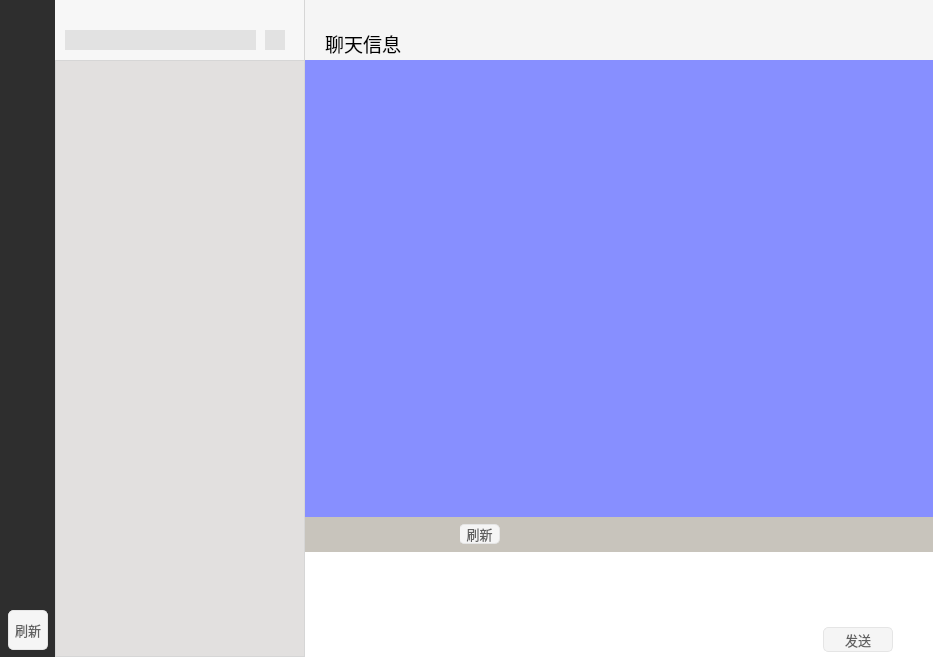
This is Client/client.ui in flyjay123/OurChat as Qt 5 draws it before an edit. The edited form follows.
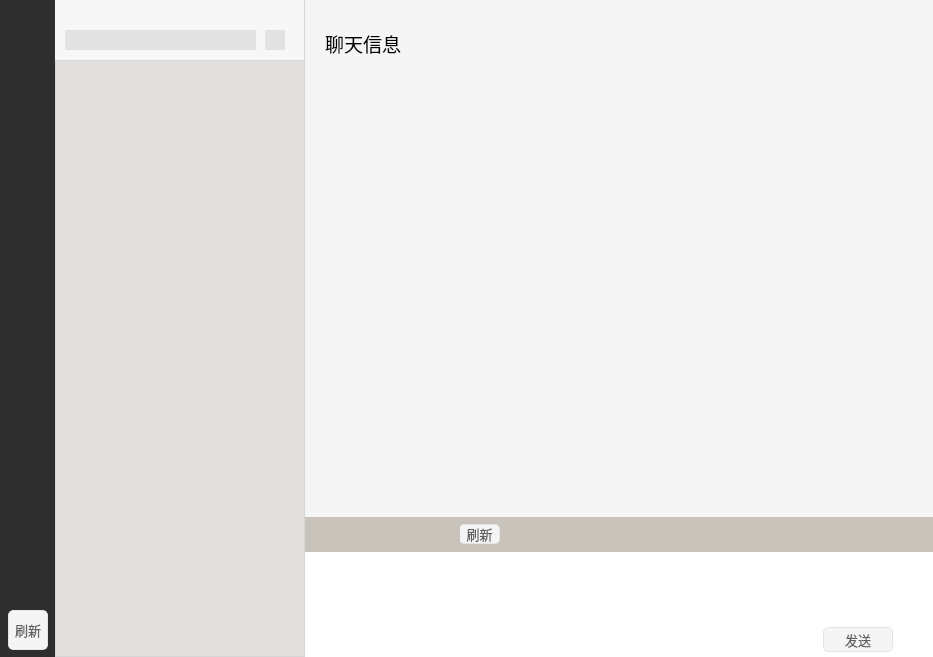
This is the edited form. Icons and pictures are not drawn. Custom widgets are drawn as their Qt base class.

Patch:
```diff
--- a/Client/client.ui
+++ b/Client/client.ui
@@ -648,8 +648,12 @@
             <number>0</number>
            </property>
            <widget class="QWidget" name="page">
+            <property name="autoFillBackground">
+             <bool>false</bool>
+            </property>
             <property name="styleSheet">
-             <string notr="true">background-color: rgb(135, 143, 255);</string>
+             <string notr="true">image: url(:/src/chatbg.png);
+background-color:#F5F5F5;</string>
             </property>
            </widget>
            <widget class="QWidget" name="page_2"/>
```
